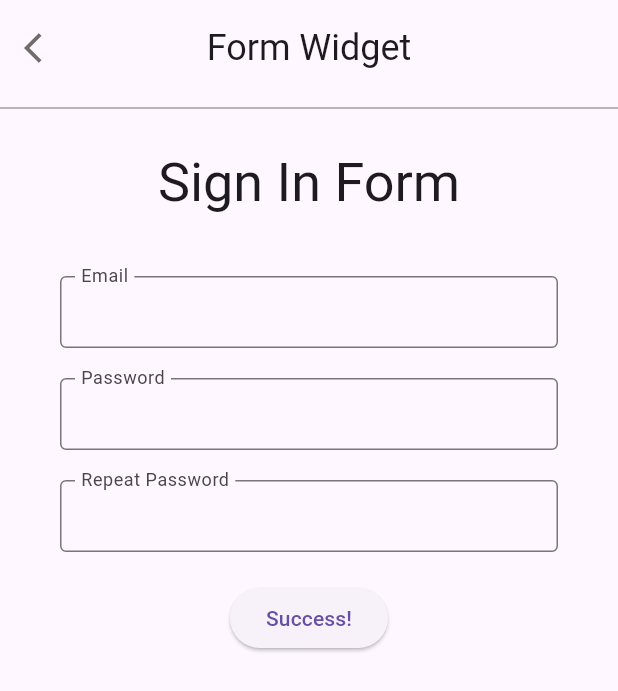
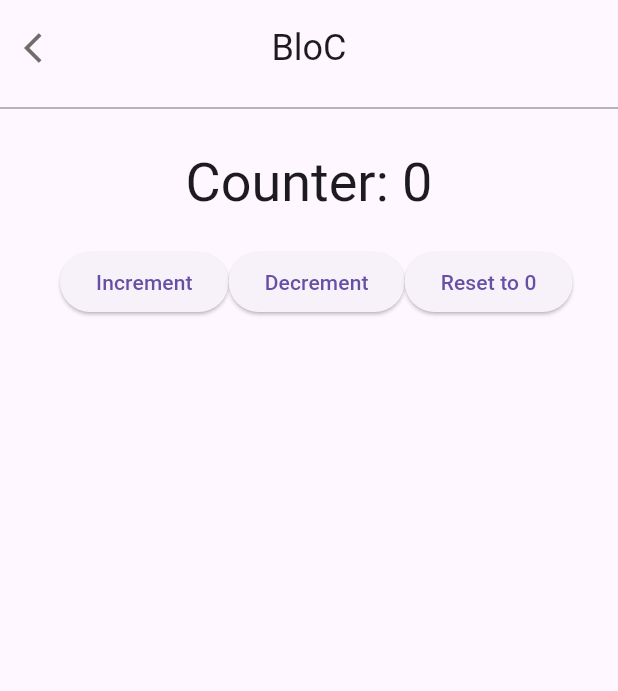
Before and after one commit to VienHaiYen/travo-app-flutter, a Flutter app: the screen it shows after launch, on a phone screen of 412 x 824 dp. Shown: the top 691 px of the screen. Run offline on Flutter 3.47's test engine with Material 3 defaults, Android fonts, the phone set to English and light mode, and no system bars; our stand-ins replace cached_network_image, flutter_bloc, flutter_svg, go_router.

Commit message:
[W2-D2] BLoC

```diff
--- a/app_cyclone/lib/main.dart
+++ b/app_cyclone/lib/main.dart
@@ -1,4 +1,5 @@
 import 'package:app_cyclone/w2-d1/W2D1.dart';
+import 'package:app_cyclone/w2-d2/W2D2.dart';
 import 'package:flutter/material.dart';
 import 'package:flutter/cupertino.dart';
 import "package:go_router/go_router.dart";
@@ -20,7 +21,7 @@ class MyMaterialApp extends StatelessWidget {
       theme: ThemeData(
         primarySwatch: Colors.blue,
       ),
-      home: const W2D1(),
+      home: const W2D2(),
     );
   }
 }
--- /dev/null
+++ b/app_cyclone/lib/w2-d2/W2D2.dart
@@ -0,0 +1,56 @@
+import 'package:app_cyclone/w2-d1/widget/my_app_bar.dart';
+import 'package:app_cyclone/w2-d2/counter_bloc/counter_bloc.dart';
+import 'package:app_cyclone/w2-d2/counter_bloc/counter_event.dart';
+import 'package:app_cyclone/w2-d2/counter_bloc/counter_provider.dart';
+import 'package:app_cyclone/w2-d2/counter_bloc/counter_state.dart';
+import 'package:flutter/material.dart';
+import 'package:flutter_bloc/flutter_bloc.dart';
+
+class W2D2 extends StatelessWidget {
+  const W2D2({Key? key}) : super(key: key);
+
+  @override
+  Widget build(BuildContext context) {
+    return CounterProvider(
+      child: Scaffold(
+          appBar: const MyAppBar(title: "BloC", showBackButton: true),
+          body: Padding(
+            padding: const EdgeInsets.symmetric(vertical: 20.0, horizontal: 40),
+            child: BlocBuilder<CounterBloc, CounterState>(
+              builder: (context, state) {
+                return Column(
+                  children: [
+                    Text("Counter: ${state.count}",
+                        style: Theme.of(context).textTheme.headline3),
+                    const SizedBox(height: 20),
+                    Row(
+                      mainAxisAlignment: MainAxisAlignment.spaceEvenly,
+                      children: [
+                        ElevatedButton(
+                          onPressed: () {
+                            context.read<CounterBloc>().add(IncrementEvent());
+                          },
+                          child: const Text("Increment"),
+                        ),
+                        ElevatedButton(
+                          onPressed: () {
+                            context.read<CounterBloc>().add(DecrementEvent());
+                          },
+                          child: const Text("Decrement"),
+                        ),
+                        ElevatedButton(
+                          onPressed: () {
+                            context.read<CounterBloc>().add(SetToZeroEvent());
+                          },
+                          child: const Text("Reset to 0"),
+                        ),
+                      ],
+                    ),
+                  ],
+                );
+              },
+            ),
+          )),
+    );
+  }
+}
--- /dev/null
+++ b/app_cyclone/lib/w2-d2/counter_bloc/counter_bloc.dart
@@ -0,0 +1,11 @@
+import 'package:app_cyclone/w2-d2/counter_bloc/counter_event.dart';
+import 'package:app_cyclone/w2-d2/counter_bloc/counter_state.dart';
+import 'package:flutter_bloc/flutter_bloc.dart';
+
+class CounterBloc extends Bloc<CounterEvent, CounterState> {
+  CounterBloc() : super(CounterState(0)) {
+    on<IncrementEvent>((event, emit) => emit(CounterState(state.count + 1)));
+    on<DecrementEvent>((event, emit) => emit(CounterState(state.count - 1)));
+    on<SetToZeroEvent>((event, emit) => emit(CounterState(0)));
+  }
+}
--- /dev/null
+++ b/app_cyclone/lib/w2-d2/counter_bloc/counter_event.dart
@@ -0,0 +1,7 @@
+abstract class CounterEvent {}
+
+class IncrementEvent extends CounterEvent {}
+
+class DecrementEvent extends CounterEvent {}
+
+class SetToZeroEvent extends CounterEvent {}
--- /dev/null
+++ b/app_cyclone/lib/w2-d2/counter_bloc/counter_provider.dart
@@ -0,0 +1,15 @@
+import 'package:app_cyclone/w2-d2/counter_bloc/counter_bloc.dart';
+import 'package:flutter/material.dart';
+import 'package:flutter_bloc/flutter_bloc.dart';
+
+class CounterProvider extends StatelessWidget {
+  final Widget child;
+
+  const CounterProvider({super.key, required this.child});
+
+  @override
+  Widget build(BuildContext context) {
+    return BlocProvider<CounterBloc>(
+        create: (BuildContext context) => CounterBloc(), child: child);
+  }
+}
--- /dev/null
+++ b/app_cyclone/lib/w2-d2/counter_bloc/counter_state.dart
@@ -0,0 +1,5 @@
+class CounterState {
+  final int count;
+
+  CounterState(this.count);
+}
--- a/app_cyclone/pubspec.yaml
+++ b/app_cyclone/pubspec.yaml
@@ -13,8 +13,7 @@ dependencies:
   cached_network_image: ^3.3.1
   flutter_svg: ^2.0.10
   go_router: ^13.2.0
-  multi_select_flutter: ^4.1.3
-  multi_dropdown: ^2.1.4
+  flutter_bloc: ^8.1.4
 
 dev_dependencies:
   flutter_test:
```
Also changed, not shown: app_cyclone/pubspec.lock.
